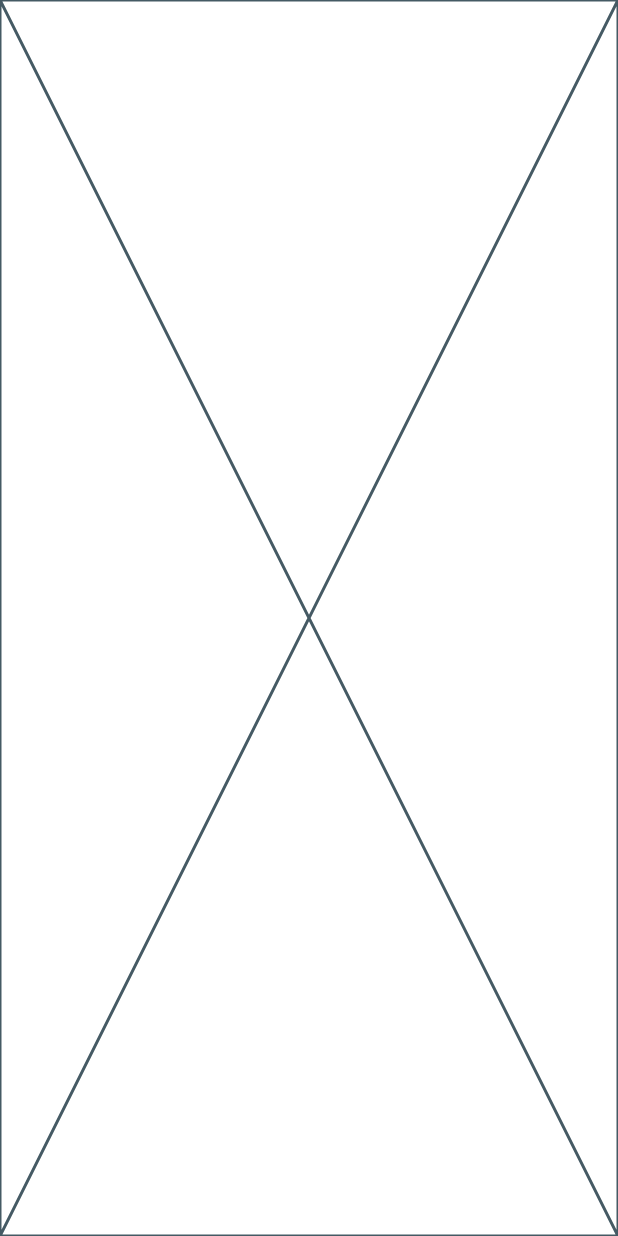
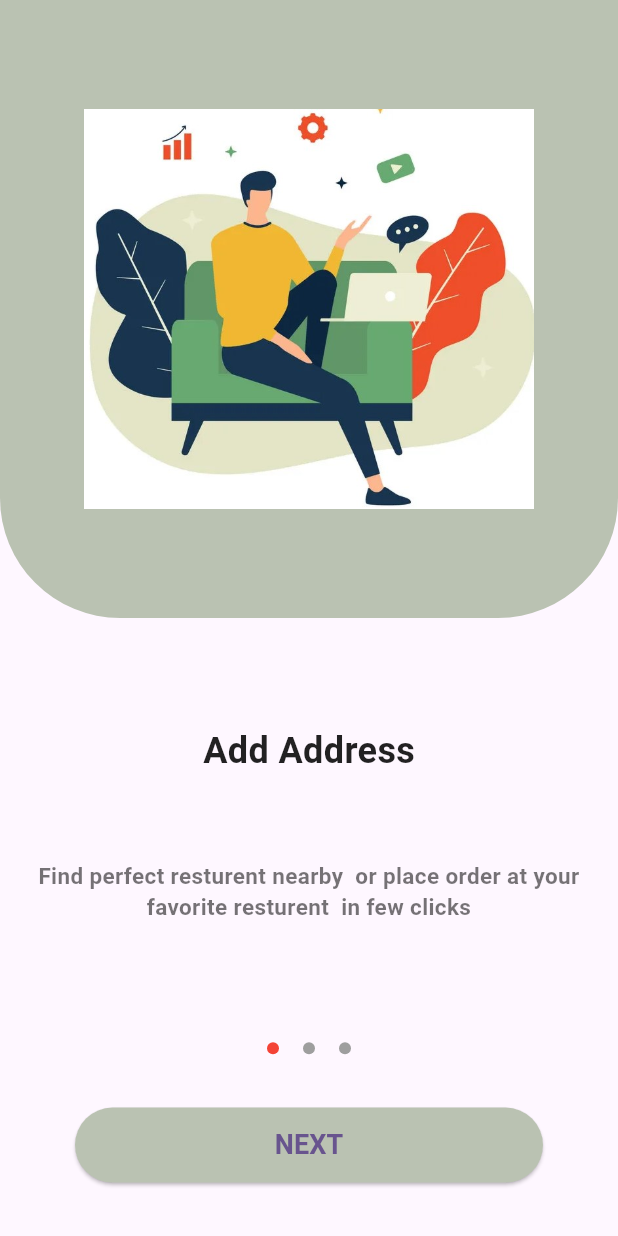
Before and after one commit to Afaque-A/food_app, a Flutter app: the screen it shows after launch, on a phone screen of 412 x 824 dp. Run offline on Flutter 3.47's test engine with Material 3 defaults, Android fonts, the phone set to English and light mode, and no system bars.

Commit message:
add simple animation and onbording screen

```diff
--- a/lib/constant.dart
+++ b/lib/constant.dart
@@ -1,4 +1,20 @@
 import 'package:flutter/material.dart';
 
-const bgColor = Color(0xffFCEFE9C);
+const bgColor = Color.fromARGB(255, 186, 194, 178);
 const btnColor = Color(0xffE8073E);
+
+
+const title = [
+
+  'Add Address',
+  'Choose your favourite food',
+  ' fastest Delivery',
+];
+
+
+const about = [
+
+  'Find perfect resturent nearby  or place order at your favorite resturent  in few clicks ',
+   ' A diverse list of  different dining restorent through out the territory  and around your area ',
+   ' get your favorite food fastest delivered  at your door  step',
+];
--- a/lib/main.dart
+++ b/lib/main.dart
@@ -1,7 +1,12 @@
 import 'package:flutter/material.dart';
+import 'package:flutter/services.dart';
 import 'package:food_app/onbording.dart';
 
 void main() {
+  SystemChrome.setSystemUIOverlayStyle(SystemUiOverlayStyle(
+    statusBarColor: Colors.transparent,
+    statusBarIconBrightness: Brightness.dark,
+  ));
   runApp(const MyApp());
 }
 
@@ -17,6 +22,6 @@ class MyApp extends StatelessWidget {
           colorScheme: ColorScheme.fromSeed(seedColor: Colors.deepPurple),
           useMaterial3: true,
         ),
-        home: const Onbording());
+        home: const Onboarding());
   }
 }
--- a/lib/onbording.dart
+++ b/lib/onbording.dart
@@ -1,15 +1,107 @@
 import 'package:flutter/material.dart';
+import 'package:food_app/constant.dart';
+import 'package:food_app/screen_widgets.dart';
 
-class Onbording extends StatefulWidget {
-  const Onbording({super.key});
+class Onboarding extends StatefulWidget {
+  const Onboarding({super.key});
 
   @override
-  State<Onbording> createState() => _OnbordingState();
+  State<Onboarding> createState() => _OnboardingState();
 }
 
-class _OnbordingState extends State<Onbording> {
+class _OnboardingState extends State<Onboarding> {
+  int pageIndex = 0;
+  late PageController pageController;
+
+  @override
+  void initState() {
+    super.initState();
+    pageController = PageController(initialPage: pageIndex);
+  }
+
+  @override
+  void dispose() {
+    pageController.dispose(); // Dispose the controller to free up resources
+    super.dispose();
+  }
+
   @override
   Widget build(BuildContext context) {
-    return const Placeholder();
+    final size = MediaQuery.of(context).size;
+    return Scaffold(
+      body: Stack(
+        children: [
+          PageView.builder(
+            onPageChanged: (value) {
+              setState(() {
+                pageIndex = value;
+              });
+            },
+            itemCount: 3,
+            controller: pageController, // Use the initialized PageController
+            itemBuilder: (context, index) {
+              return ScreenWidgets(
+                index: index, // Pass index here instead of pageIndex
+              );
+            },
+          ),
+          Positioned(
+            bottom: 0,
+            child: SizedBox(
+              height: size.height * 0.20,
+              width: size.width,
+              child: Column(
+                mainAxisAlignment: MainAxisAlignment.spaceEvenly,
+                children: [
+                  Row(
+                    mainAxisAlignment: MainAxisAlignment.center,
+                    children: List.generate(
+                      3,
+                      (index) => Container(
+                        margin: EdgeInsets.symmetric(horizontal: 8),
+                        height: 8,
+                        width: 8,
+                        decoration: BoxDecoration(
+                          shape: BoxShape.circle,
+                          color: pageIndex == index
+                              ? Colors.red
+                              : Colors
+                                  .grey, // Indicator color based on pageIndex
+                        ),
+                      ),
+                    ),
+                  ),
+                  SizedBox(
+                    height: 50,
+                    width: size.width - 100,
+                    child: ElevatedButton(
+                      style: ElevatedButton.styleFrom(backgroundColor: bgColor),
+                      onPressed: pageIndex == 2
+                          ? () {
+                              // Final action on the last page
+                            }
+                          : () {
+                              pageController.nextPage(
+                                duration: Duration(
+                                    milliseconds: 600), // Fixed duration
+                                curve: Curves.easeIn,
+                              );
+                            },
+                      child: Text(
+                        pageIndex == 2 ? "proceed" : 'NEXT',
+                        style: TextStyle(
+                          fontSize: 18,
+                          fontWeight: FontWeight.bold,
+                        ),
+                      ),
+                    ),
+                  ),
+                ],
+              ),
+            ),
+          ),
+        ],
+      ),
+    );
   }
 }
--- /dev/null
+++ b/lib/screen_widgets.dart
@@ -0,0 +1,85 @@
+import 'package:flutter/material.dart';
+import 'package:food_app/constant.dart';
+
+class ScreenWidgets extends StatefulWidget {
+  final int index;
+  const ScreenWidgets({super.key, required this.index});
+
+  @override
+  _ScreenWidgetsState createState() => _ScreenWidgetsState();
+}
+
+class _ScreenWidgetsState extends State<ScreenWidgets> {
+  bool _isLoaded = false;
+
+  @override
+  void initState() {
+    super.initState();
+    // Start the animation after a slight delay
+    WidgetsBinding.instance.addPostFrameCallback((_) {
+      setState(() {
+        _isLoaded = true;
+      });
+    });
+  }
+
+  @override
+  Widget build(BuildContext context) {
+    return Column(
+      children: [
+        Expanded(
+          child: AnimatedContainer(
+            duration: Duration(seconds: 1),
+            curve: Curves.easeInOut,
+            alignment: _isLoaded ? Alignment.center : Alignment.topRight,
+            decoration: BoxDecoration(
+              color: bgColor,
+              borderRadius: BorderRadius.vertical(bottom: Radius.circular(80)),
+            ),
+            child: Image.asset(
+              'images/afaque${widget.index}.jpg', // Dynamically load image based on index
+              width: _isLoaded ? 300 : 100,
+            ),
+          ),
+        ),
+        Expanded(
+          child: Column(
+            children: [
+              Expanded(
+                flex: 2,
+                child: Container(
+                  padding: EdgeInsets.all(16),
+                  child: Column(
+                    mainAxisAlignment: MainAxisAlignment.spaceEvenly,
+                    children: [
+                      Text(
+                        title[widget.index],
+                        style: TextStyle(
+                          fontSize: 24,
+                          fontWeight: FontWeight.w700,
+                          color: Colors.black87,
+                        ),
+                      ),
+                      Text(
+                        about[widget.index],
+                        textAlign: TextAlign.center,
+                        style: TextStyle(
+                          fontSize: 15,
+                          fontWeight: FontWeight.w700,
+                          color: Colors.black54,
+                        ),
+                      ),
+                    ],
+                  ),
+                ),
+              ),
+              Expanded(
+                child: Container(),
+              ),
+            ],
+          ),
+        ),
+      ],
+    );
+  }
+}
--- a/pubspec.yaml
+++ b/pubspec.yaml
@@ -59,8 +59,8 @@ flutter:
   uses-material-design: true
 
   # To add assets to your application, add an assets section, like this:
-  # assets:
-  #   - images/a_dot_burr.jpeg
+  assets:
+    - images/
   #   - images/a_dot_ham.jpeg
 
   # An image asset can refer to one or more resolution-specific "variants", see
```
Also changed, not shown: images/afaque0.jpg (added), images/afaque1.jpg (added), images/afaque2.jpg (added).
